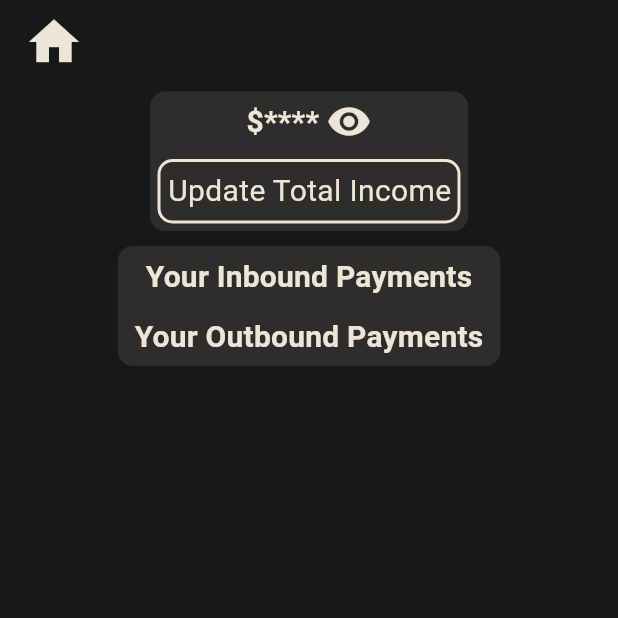
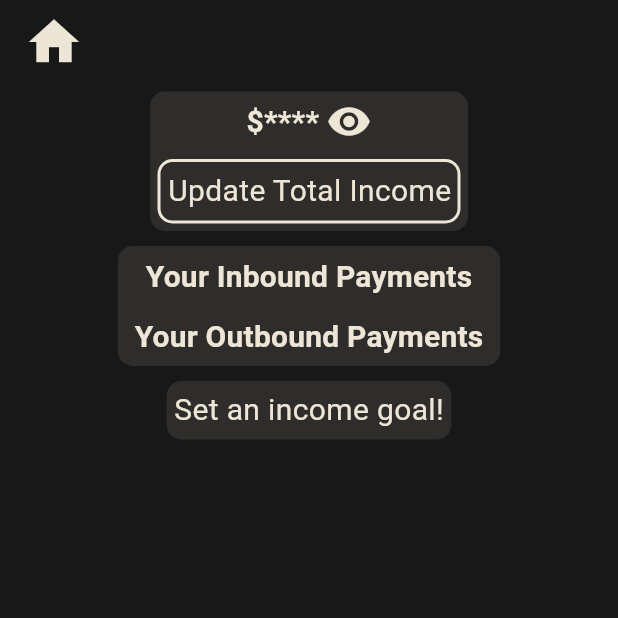
Before and after one commit to Myoro/MyoroFinanceTracker, a Flutter app: the IncomeScreen screen opened directly, on a phone screen of 412 x 824 dp, the top half of it. Run offline on Flutter 3.47's test engine with Material 3 defaults, Android fonts, the light colour scheme and no system bars; our stand-ins replace flutter_bloc, sqflite, sqflite_common_ffi; missing offline and left inert: window_manager; accounts and stored records are empty.

Commit message:
Done for today

```diff
--- a/myoro_finance_tracker/lib/widgets/bodies/income_screen_body.dart
+++ b/myoro_finance_tracker/lib/widgets/bodies/income_screen_body.dart
@@ -1,5 +1,6 @@
 import 'package:flutter/material.dart';
 import 'package:myoro_finance_tracker/widgets/bodies/base_body.dart';
+import 'package:myoro_finance_tracker/widgets/cards/goals_card.dart';
 import 'package:myoro_finance_tracker/widgets/cards/timely_payments_card.dart';
 import 'package:myoro_finance_tracker/widgets/cards/total_income_card.dart';
 import 'package:myoro_finance_tracker/widgets/screens/income_screen.dart';
@@ -15,6 +16,8 @@ class IncomeScreenBody extends StatelessWidget {
             TotalIncomeCard(),
             SizedBox(height: 10),
             TimelyPaymentsCard(),
+            SizedBox(height: 10),
+            GoalsCard(),
           ],
         ),
       );
--- /dev/null
+++ b/myoro_finance_tracker/lib/widgets/cards/goals_card.dart
@@ -0,0 +1,15 @@
+import 'package:flutter/material.dart';
+import 'package:myoro_finance_tracker/widgets/bodies/income_screen_body.dart';
+import 'package:myoro_finance_tracker/widgets/cards/base_card.dart';
+
+/// Where the user may set goals (i.e. user has $10000, but needs $20000 for a car)
+///
+/// Used in [IncomeScreenBody]
+class GoalsCard extends StatelessWidget {
+  const GoalsCard({super.key});
+
+  @override
+  Widget build(BuildContext context) => const BaseCard(
+        content: Text('Set an income goal!'),
+      );
+}
```
